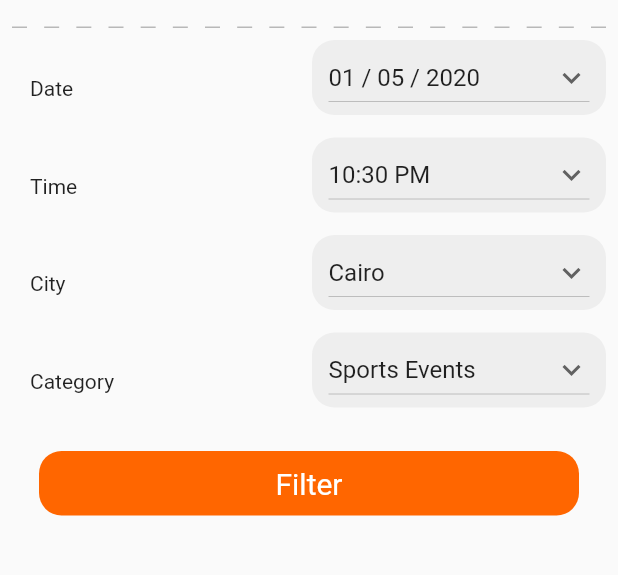
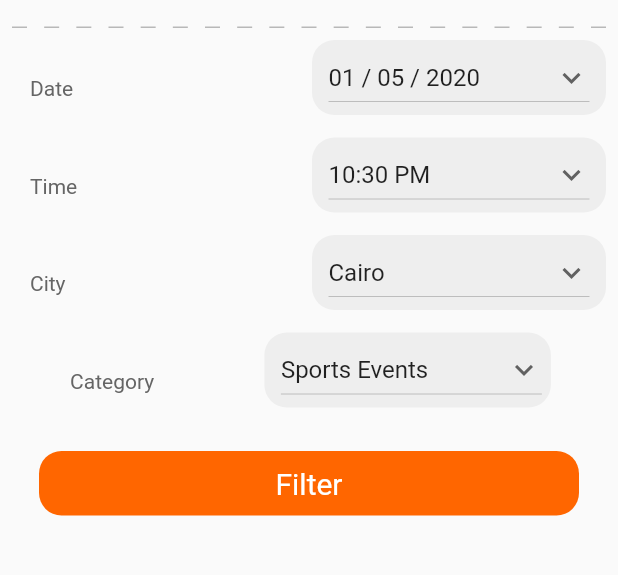
Before and after one commit to ahmednussairibsvalley/com.ibsvalley.ticketawy, a Flutter app: the FiterDialog widget shown alone on an empty page, opened directly, on a phone screen of 412 x 824 dp, the part 65-640 px from its top. Run offline on Flutter 3.47's test engine with Material 2 defaults, Android fonts, the phone set to English and light mode, and no system bars; our stand-ins replace carousel_slider, google_maps_flutter; missing offline and left inert: stack; network calls fail.

Commit message:
I have edited the Category DropdownButton, and the fonts color

```diff
--- a/lib/view/home_pages/category.dart
+++ b/lib/view/home_pages/category.dart
@@ -465,7 +465,7 @@ class _FiterDialogState extends State<FiterDialog> {
           children: <Widget>[
             Padding(
               padding: const EdgeInsets.only(left: 20.0),
-              child: Text('Date'),
+              child: Text('Date',style: TextStyle(color: Color(0xff656565)),),
             ),
             Padding(
               padding: const EdgeInsets.only(right: 8.0, bottom: 15.0),
@@ -507,7 +507,7 @@ class _FiterDialogState extends State<FiterDialog> {
           children: <Widget>[
             Padding(
               padding: const EdgeInsets.only(left: 20.0),
-              child: Text('Time'),
+              child: Text('Time',style: TextStyle(color: Color(0xff656565)),),
             ),
             Padding(
               padding: const EdgeInsets.only(right: 8.0, bottom: 15.0),
@@ -549,7 +549,7 @@ class _FiterDialogState extends State<FiterDialog> {
           children: <Widget>[
             Padding(
               padding: const EdgeInsets.only(left: 20.0, ),
-              child: Text('City'),
+              child: Text('City',style: TextStyle(color: Color(0xff656565)),),
             ),
             Padding(
               padding: const EdgeInsets.only(right: 8.0, bottom: 15.0),
@@ -587,16 +587,16 @@ class _FiterDialogState extends State<FiterDialog> {
 
         // Category Filter
         Row(
-          mainAxisAlignment: MainAxisAlignment.spaceBetween,
+          mainAxisAlignment: MainAxisAlignment.spaceAround,
           children: <Widget>[
             Padding(
-              padding: const EdgeInsets.only(left: 20.0),
-              child: Text('Category'),
+              padding: const EdgeInsets.only(left: 10.0),
+              child: Text('Category',style: TextStyle(color: Color(0xff656565)),),
             ),
             Padding(
-              padding: const EdgeInsets.only(right: 8.0, bottom: 15.0),
+              padding: const EdgeInsets.only(right: 8.0, bottom: 15.0,),
               child: Container(
-                padding: EdgeInsets.only(right: 10, left: 10,),
+                padding: EdgeInsets.only(right:5, left: 10,),
                 decoration: ShapeDecoration(
                   color: Color(0xffeeeeee),
                   shape: RoundedRectangleBorder(
```
